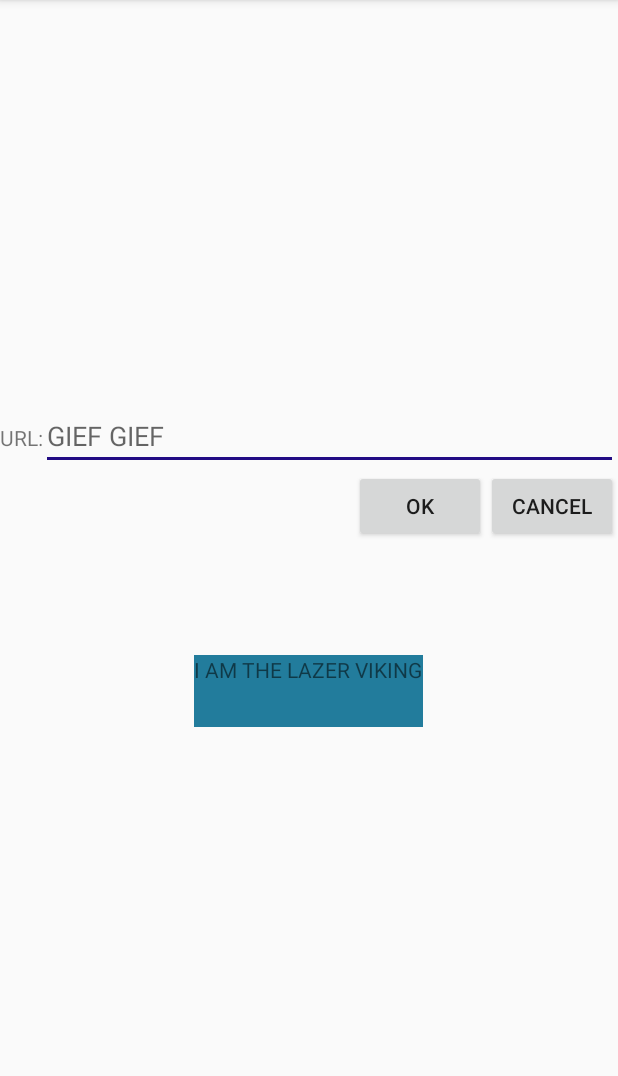
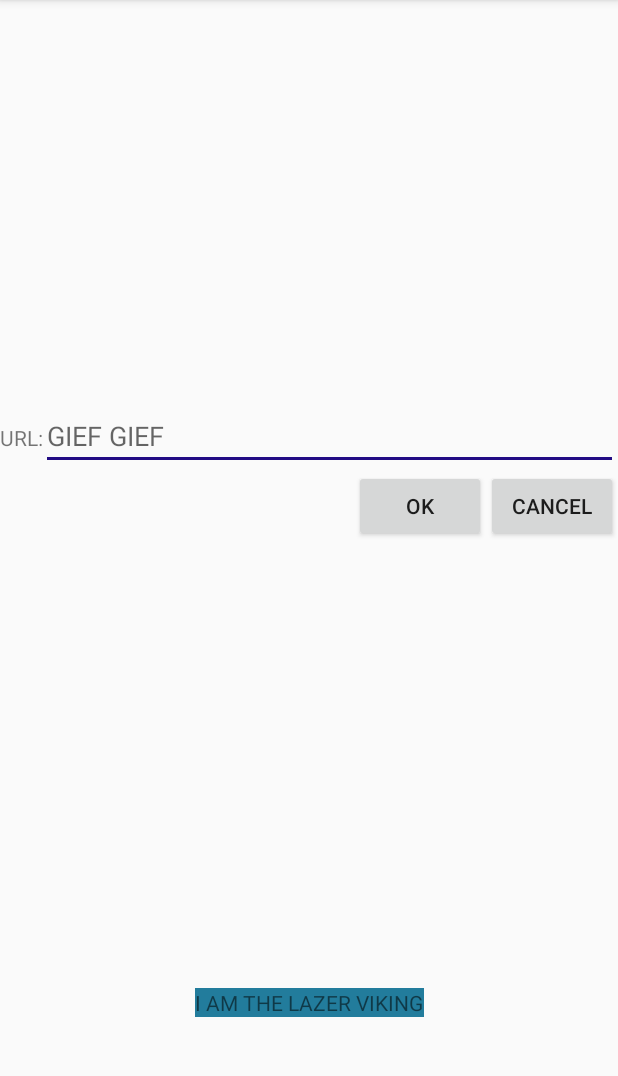
Before and after one commit to GreenSnabl/AndroidPlayground, an Android app: the screen it shows after launch (RelativeLayoutDemo), on a phone screen of 412 x 824 dp, the part 84-1160 px from its top. Run offline under Robolectric (Android 15) with nearby library versions, the phone set to English and light mode, and no system bars.

Commit message:
wont move argh

```diff
--- a/RelativeLayoutDemo/app/src/main/res/layout-v26/activity_relative_layout_demo.xml
+++ b/RelativeLayoutDemo/app/src/main/res/layout-v26/activity_relative_layout_demo.xml
@@ -6,6 +6,23 @@
     android:layout_height="match_parent"
     tools:context=".RelativeLayoutDemo">
 
+
+    <TextView
+        android:id="@+id/lazer"
+        android:layout_width="wrap_content"
+        android:layout_height="wrap_content"
+        android:layout_alignParentBottom="true"
+        android:layout_centerHorizontal="true"
+        android:layout_marginStart="8dp"
+        android:layout_marginTop="8dp"
+        android:layout_marginEnd="8dp"
+        android:layout_marginBottom="8dp"
+        android:background="@color/colorPrimaryDark"
+        android:text="@string/LAZER"
+        app:layout_constraintBottom_toBottomOf="parent"
+        app:layout_constraintEnd_toEndOf="parent"
+        app:layout_constraintStart_toStartOf="parent"
+        app:layout_constraintTop_toBottomOf="@+id/rel1" />
 
     <RelativeLayout xmlns:android="http://schemas.android.com/apk/res/android"
         android:id="@+id/rel1"
@@ -55,18 +72,6 @@
             android:layout_toStartOf="@id/cancel"
             android:text="@string/ok" />
 
-        <TextView
-            android:id="@+id/lazer"
-            android:layout_width="wrap_content"
-            android:layout_height="wrap_content"
-            android:layout_below="@+id/ok"
-            android:layout_alignParentBottom="true"
-            android:layout_centerHorizontal="true"
-            android:layout_marginTop="75dp"
-            android:layout_marginBottom="83dp"
-            android:background="@color/colorPrimaryDark"
-            android:text="@string/LAZER" />
-
 
     </RelativeLayout>
 
```
